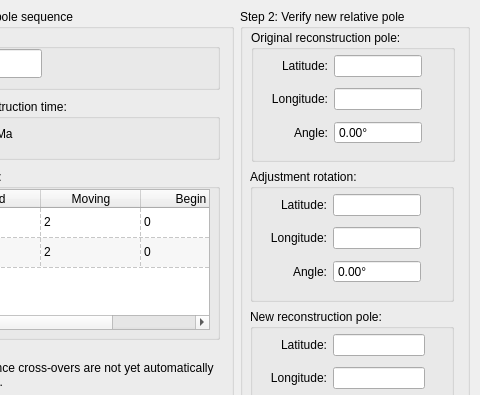
The window that src/qt-widgets/ApplyReconstructionPoleAdjustmentDialogUi.ui (GPlates/GPlates) describes before a commit, drawn with Qt 5; both pictures show x 100 to 580 and y 0 to 395 of the 580 by 568 pixel window.
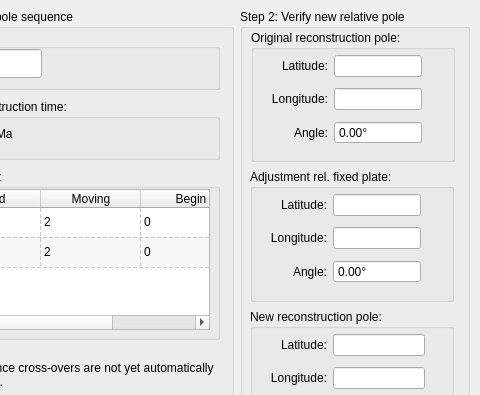
The same window after the commit.

Commit message: Fill in the adjustment-rotation fields with the new rel-fixed-plate values rather than the old rel-stationary-plate values, so the first two rotations (the original and the adjustment) continue to compose to the third (the result).

The edit to the form file:
```diff
--- a/src/qt-widgets/ApplyReconstructionPoleAdjustmentDialogUi.ui
+++ b/src/qt-widgets/ApplyReconstructionPoleAdjustmentDialogUi.ui
@@ -627,7 +627,7 @@
         </rect>
        </property>
        <property name="title" >
-        <string>Adjustment rotation:</string>
+        <string>Adjustment rel. fixed plate:</string>
        </property>
        <property name="flat" >
         <bool>true</bool>
```
The commit also changes 2 other files.
